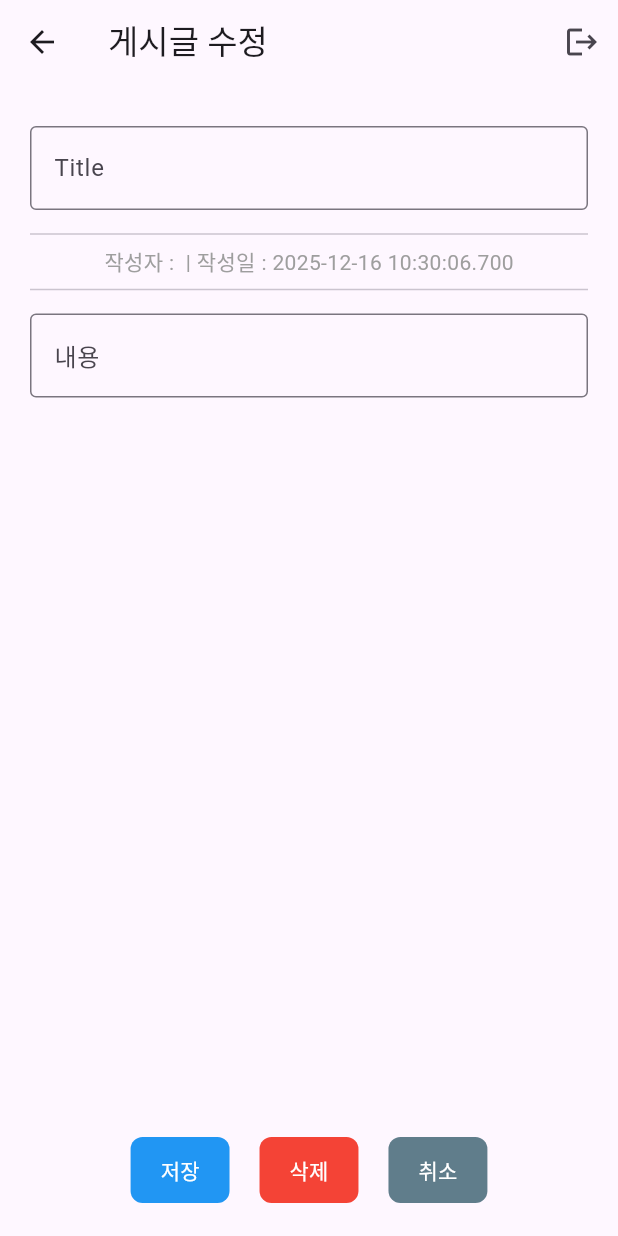
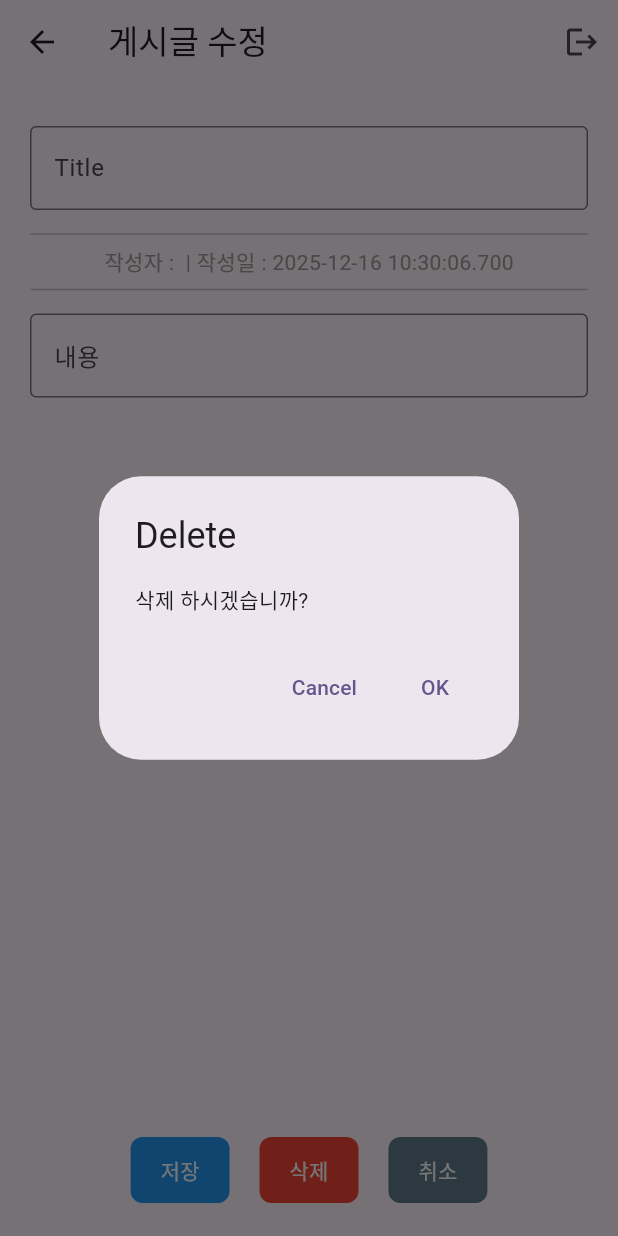
Before and after one commit to DanannEstherQahnaarin/flutter-firestore-ex02, a Flutter app: the DetailBoardPage screen opened directly with empty values, after a tap on "수정", after a tap on "삭제", on a phone screen of 412 x 824 dp. Run offline on Flutter 3.47's test engine with Material 3 defaults, Android fonts, the phone set to English and light mode, and no system bars; our stand-ins replace cloud_firestore, firebase_auth, firebase_core; accounts and stored records are empty.

Commit message:
게시글 수정/삭제 기능

```diff
--- a/lib/dialog/dialogs.dart
+++ b/lib/dialog/dialogs.dart
@@ -121,4 +121,40 @@ Future<void> showUpdateBoardDialog({
 Future<void> showDeleteBoardDialog({
   required Board board,
   required BuildContext context,
-}) async {}
+}) async {
+  await showDialog<bool>(
+    context: context,
+    builder: (context) => AlertDialog(
+      title: const Text('Delete'),
+      content: const Text('삭제 하시겠습니까?'),
+      actions: [
+        TextButton(
+          onPressed: () {
+            Navigator.pop(context, false);
+          },
+          child: const Text('Cancel'),
+        ),
+        TextButton(
+          onPressed: () async {
+            final bool result = await BoardService().deleteBoard(board: board);
+
+            if (!context.mounted) return;
+
+            if (result) {
+              ScaffoldMessenger.of(
+                context,
+              ).showSnackBar(const SnackBar(content: Text('삭제되었습니다.')));
+            } else {
+              ScaffoldMessenger.of(
+                context,
+              ).showSnackBar(const SnackBar(content: Text('수정에 실패하였습니다다.')));
+            }
+
+            Navigator.pop(context);
+          },
+          child: const Text('OK'),
+        ),
+      ],
+    ),
+  );
+}
--- a/lib/views/view_board_detail.dart
+++ b/lib/views/view_board_detail.dart
@@ -98,6 +98,7 @@ class _DetailBoardPageState extends State<DetailBoardPage> {
                         );
 
                         showUpdateBoardDialog(board: updateBoard, context: context);
+                        Navigator.of(context).pushNamedAndRemoveUntil('/board_list', (route) => false);
                       },
                       child: const Text('저장'),
                     ),
```
